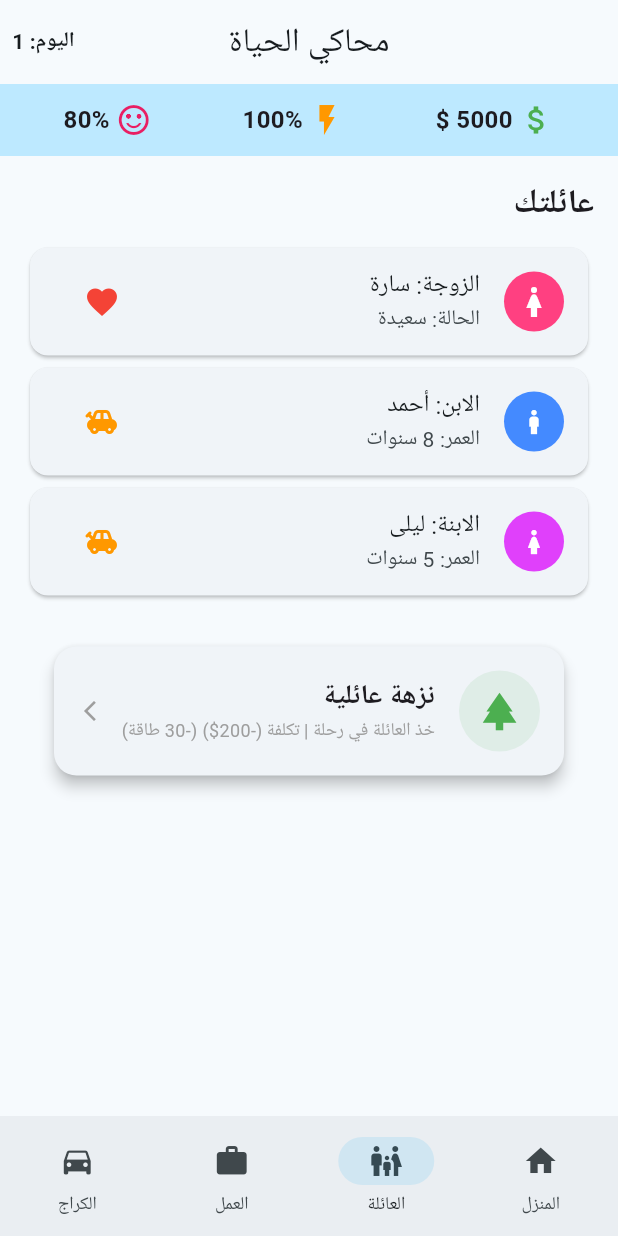
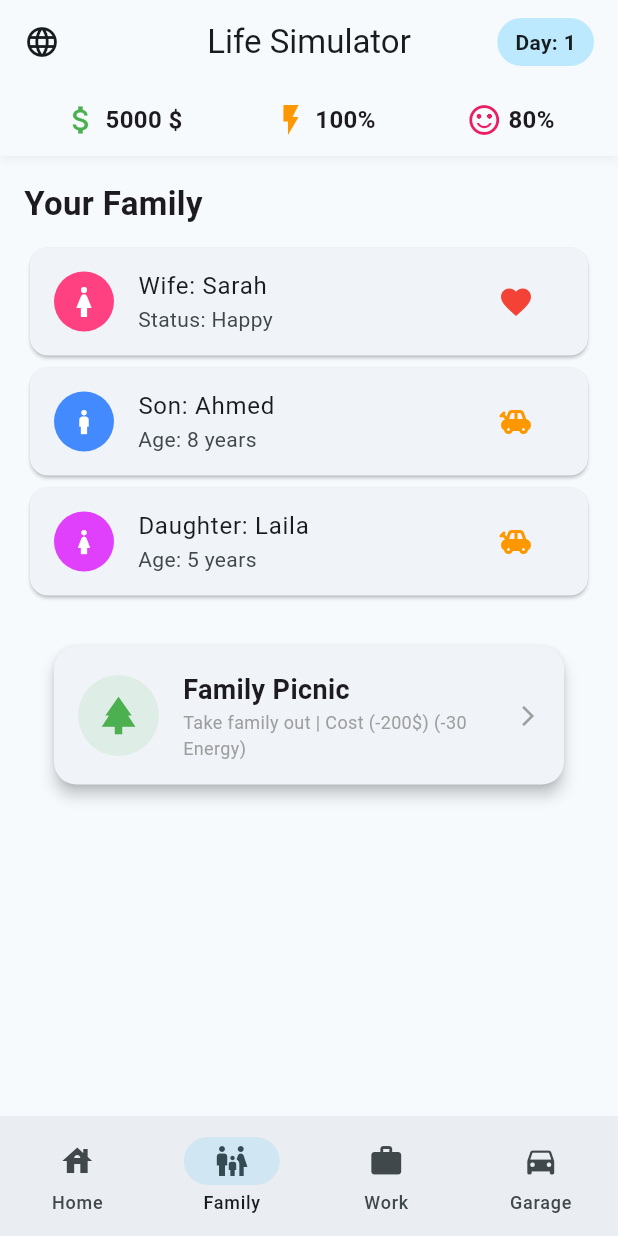
Before and after one commit to could-ai/019aefcd-1d29-73ac-816e-f0d9a9bd2080, a Flutter app: the screen it shows after launch, item 2 of the bottom bar chosen, on a phone screen of 412 x 824 dp. Run offline on Flutter 3.47's test engine with Material 3 defaults, Android fonts, the phone set to English and light mode, and no system bars; our stand-ins replace google_fonts; Roboto replaces fonts that are missing (Cairo).

Commit message:
Updated main.dart to support bilingual (English/Arabic) interface with a language toggle. Implemented a translation map and updated all UI text to use dynamic keys. Changed default locale to English.

```diff
--- a/usr/lib/main.dart
+++ b/usr/lib/main.dart
@@ -6,24 +6,38 @@ void main() {
   runApp(const LifeSimulatorApp());
 }
 
-class LifeSimulatorApp extends StatelessWidget {
+class LifeSimulatorApp extends StatefulWidget {
   const LifeSimulatorApp({super.key});
+
+  @override
+  State<LifeSimulatorApp> createState() => _LifeSimulatorAppState();
+}
+
+class _LifeSimulatorAppState extends State<LifeSimulatorApp> {
+  Locale _locale = const Locale('en', 'US');
+
+  void _toggleLanguage() {
+    setState(() {
+      _locale = _locale.languageCode == 'en'
+          ? const Locale('ar', 'AE')
+          : const Locale('en', 'US');
+    });
+  }
 
   @override
   Widget build(BuildContext context) {
     return MaterialApp(
-      title: 'محاكي الحياة - عالم مفتوح',
+      title: 'Life Simulator - Open World',
       debugShowCheckedModeBanner: false,
       theme: ThemeData(
         colorScheme: ColorScheme.fromSeed(seedColor: Colors.blueGrey),
         useMaterial3: true,
-        textTheme: GoogleFonts.cairoTextTheme(), // Arabic friendly font
+        textTheme: GoogleFonts.cairoTextTheme(), // Works well for both, or switch based on locale
       ),
-      // Configuration for Arabic Language (RTL)
-      locale: const Locale('ar', 'AE'),
+      locale: _locale,
       supportedLocales: const [
+        Locale('en', 'US'),
         Locale('ar', 'AE'),
-        Locale('en', 'US'),
       ],
       localizationsDelegates: const [
         GlobalMaterialLocalizations.delegate,
@@ -32,14 +46,21 @@ class LifeSimulatorApp extends StatelessWidget {
       ],
       initialRoute: '/',
       routes: {
-        '/': (context) => const GameScreen(),
+        '/': (context) => GameScreen(onLanguageToggle: _toggleLanguage, currentLocale: _locale),
       },
     );
   }
 }
 
 class GameScreen extends StatefulWidget {
-  const GameScreen({super.key});
+  final VoidCallback onLanguageToggle;
+  final Locale currentLocale;
+
+  const GameScreen({
+    super.key,
+    required this.onLanguageToggle,
+    required this.currentLocale
+  });
 
   @override
   State<GameScreen> createState() => _GameScreenState();
@@ -55,10 +76,17 @@ class _GameScreenState extends State<GameScreen> {
   // Navigation State
   int _selectedIndex = 0;
 
+  // Localization Helper
+  bool get isArabic => widget.currentLocale.languageCode == 'ar';
+
+  String t(String key) {
+    return _translations[key]?[isArabic ? 'ar' : 'en'] ?? key;
+  }
+
   // Game Logic Methods
-  void _spendTime(int energyCost, int happinessChange, int moneyChange, String message) {
+  void _spendTime(int energyCost, int happinessChange, int moneyChange, String messageKey) {
     if (_energy < energyCost && energyCost > 0) {
-      _showNotification("أنت متعب جداً! تحتاج إلى الراحة في المنزل.");
+      _showNotification(t('tired_msg'));
       return;
     }
 
@@ -68,8 +96,8 @@ class _GameScreenState extends State<GameScreen> {
       _money += moneyChange;
     });
 
-    if (message.isNotEmpty) {
-      _showNotification(message);
+    if (messageKey.isNotEmpty) {
+      _showNotification(t(messageKey));
     }
   }
 
@@ -77,11 +105,12 @@ class _GameScreenState extends State<GameScreen> {
     setState(() {
       _energy = 100;
       _day++;
-      _showNotification("نمت جيداً وبدأ يوم جديد (اليوم $_day)");
+      _showNotification("${t('sleep_msg')} $_day");
     });
   }
 
   void _showNotification(String message) {
+    ScaffoldMessenger.of(context).hideCurrentSnackBar();
     ScaffoldMessenger.of(context).showSnackBar(
       SnackBar(
         content: Text(message, style: const TextStyle(fontFamily: 'Cairo')),
@@ -103,12 +132,29 @@ class _GameScreenState extends State<GameScreen> {
 
     return Scaffold(
       appBar: AppBar(
-        title: const Text("محاكي الحياة"),
+        title: Text(t('app_title')),
         centerTitle: true,
+        leading: IconButton(
+          icon: Icon(Icons.language),
+          onPressed: widget.onLanguageToggle,
+          tooltip: "Switch Language",
+        ),
         actions: [
           Padding(
-            padding: const EdgeInsets.symmetric(horizontal: 8.0),
-            child: Center(child: Text("اليوم: $_day", style: const TextStyle(fontWeight: FontWeight.bold))),
+            padding: const EdgeInsets.symmetric(horizontal: 16.0),
+            child: Center(
+              child: Container(
+                padding: const EdgeInsets.symmetric(horizontal: 12, vertical: 6),
+                decoration: BoxDecoration(
+                  color: Theme.of(context).colorScheme.primaryContainer,
+                  borderRadius: BorderRadius.circular(20),
+                ),
+                child: Text(
+                  "${t('day')}: $_day",
+                  style: const TextStyle(fontWeight: FontWeight.bold)
+                ),
+              ),
+            ),
           )
         ],
       ),
@@ -117,7 +163,16 @@ class _GameScreenState extends State<GameScreen> {
           // Status Bar
           Container(
             padding: const EdgeInsets.all(12),
-            color: Theme.of(context).colorScheme.primaryContainer,
+            decoration: BoxDecoration(
+              color: Theme.of(context).colorScheme.surface,
+              boxShadow: [
+                BoxShadow(
+                  color: Colors.black.withOpacity(0.05),
+                  blurRadius: 5,
+                  offset: const Offset(0, 2),
+                )
+              ],
+            ),
             child: Row(
               mainAxisAlignment: MainAxisAlignment.spaceAround,
               children: [
@@ -133,11 +188,11 @@ class _GameScreenState extends State<GameScreen> {
       bottomNavigationBar: NavigationBar(
         selectedIndex: _selectedIndex,
         onDestinationSelected: (index) => setState(() => _selectedIndex = index),
-        destinations: const [
-          NavigationDestination(icon: Icon(Icons.home), label: "المنزل"),
-          NavigationDestination(icon: Icon(Icons.family_restroom), label: "العائلة"),
-          NavigationDestination(icon: Icon(Icons.work), label: "العمل"),
-          NavigationDestination(icon: Icon(Icons.directions_car), label: "الكراج"),
+        destinations: [
+          NavigationDestination(icon: const Icon(Icons.house), label: t('nav_home')),
+          NavigationDestination(icon: const Icon(Icons.family_restroom), label: t('nav_family')),
+          NavigationDestination(icon: const Icon(Icons.work), label: t('nav_work')),
+          NavigationDestination(icon: const Icon(Icons.directions_car), label: t('nav_garage')),
         ],
       ),
     );
@@ -162,22 +217,22 @@ class _GameScreenState extends State<GameScreen> {
           children: [
             const Icon(Icons.house_rounded, size: 100, color: Colors.brown),
             const SizedBox(height: 10),
-            const Text("منزلك الجميل", style: TextStyle(fontSize: 24, fontWeight: FontWeight.bold)),
-            const Text("فيلا فاخرة في حي هادئ", style: TextStyle(color: Colors.grey)),
+            Text(t('home_title'), style: const TextStyle(fontSize: 24, fontWeight: FontWeight.bold)),
+            Text(t('home_desc'), style: const TextStyle(color: Colors.grey)),
             const SizedBox(height: 30),
             _buildActionCard(
-              title: "النوم والراحة",
-              subtitle: "استعادة الطاقة بالكامل وبدء يوم جديد",
+              title: t('action_sleep'),
+              subtitle: t('action_sleep_desc'),
               icon: Icons.bed,
               color: Colors.indigo,
               onTap: _sleep,
             ),
             _buildActionCard(
-              title: "مشاهدة التلفاز",
-              subtitle: "زيادة السعادة (+10) | تكلفة الطاقة (-5)",
+              title: t('action_tv'),
+              subtitle: t('action_tv_desc'),
               icon: Icons.tv,
               color: Colors.teal,
-              onTap: () => _spendTime(5, 10, 0, "شاهدت فيلماً ممتعاً"),
+              onTap: () => _spendTime(5, 10, 0, 'msg_tv'),
             ),
           ],
         ),
@@ -190,52 +245,52 @@ class _GameScreenState extends State<GameScreen> {
     return ListView(
       padding: const EdgeInsets.all(16),
       children: [
-        const Text("عائلتك", style: TextStyle(fontSize: 22, fontWeight: FontWeight.bold)),
+        Text(t('family_title'), style: const TextStyle(fontSize: 22, fontWeight: FontWeight.bold)),
         const SizedBox(height: 10),
         Card(
           child: ListTile(
             leading: const CircleAvatar(backgroundColor: Colors.pinkAccent, child: Icon(Icons.woman, color: Colors.white)),
-            title: const Text("الزوجة: سارة"),
-            subtitle: const Text("الحالة: سعيدة"),
+            title: Text(t('wife_name')),
+            subtitle: Text(t('wife_status')),
             trailing: IconButton(
               icon: const Icon(Icons.favorite, color: Colors.red),
-              onPressed: () => _spendTime(5, 15, -50, "أهديت زوجتك هدية!"),
+              onPressed: () => _spendTime(5, 15, -50, 'msg_gift_wife'),
             ),
           ),
         ),
         Card(
           child: ListTile(
             leading: const CircleAvatar(backgroundColor: Colors.blueAccent, child: Icon(Icons.boy, color: Colors.white)),
-            title: const Text("الابن: أحمد"),
-            subtitle: const Text("العمر: 8 سنوات"),
+            title: Text(t('son_name')),
+            subtitle: Text(t('son_age')),
             trailing: IconButton(
               icon: const Icon(Icons.toys, color: Colors.orange),
-              onPressed: () => _spendTime(5, 10, -20, "لعبت مع أحمد"),
+              onPressed: () => _spendTime(5, 10, -20, 'msg_play_son'),
             ),
           ),
         ),
         Card(
           child: ListTile(
             leading: const CircleAvatar(backgroundColor: Colors.purpleAccent, child: Icon(Icons.girl, color: Colors.white)),
-            title: const Text("الابنة: ليلى"),
-            subtitle: const Text("العمر: 5 سنوات"),
+            title: Text(t('daughter_name')),
+            subtitle: Text(t('daughter_age')),
             trailing: IconButton(
               icon: const Icon(Icons.toys, color: Colors.orange),
-              onPressed: () => _spendTime(5, 10, -20, "لعبت مع ليلى"),
+              onPressed: () => _spendTime(5, 10, -20, 'msg_play_daughter'),
             ),
           ),
         ),
         const SizedBox(height: 20),
         _buildActionCard(
-          title: "نزهة عائلية",
-          subtitle: "خذ العائلة في رحلة | تكلفة (-200\$) (-30 طاقة)",
+          title: t('action_picnic'),
+          subtitle: t('action_picnic_desc'),
           icon: Icons.park,
           color: Colors.green,
           onTap: () {
             if (_money >= 200) {
-              _spendTime(30, 40, -200, "قضيتم وقتاً رائعاً في الحديقة!");
+              _spendTime(30, 40, -200, 'msg_picnic');
             } else {
-              _showNotification("لا تملك المال الكافي للنزهة");
+              _showNotification(t('msg_no_money'));
             }
           },
         ),
@@ -251,22 +306,22 @@ class _GameScreenState extends State<GameScreen> {
         children: [
           const Icon(Icons.business_center, size: 80, color: Colors.blueGrey),
           const SizedBox(height: 10),
-          const Text("الشركة القابضة", style: TextStyle(fontSize: 24, fontWeight: FontWeight.bold)),
-          const Text("المنصب: مدير مشاريع", style: TextStyle(fontSize: 16, color: Colors.grey)),
+          Text(t('work_company'), style: const TextStyle(fontSize: 24, fontWeight: FontWeight.bold)),
+          Text(t('work_role'), style: const TextStyle(fontSize: 16, color: Colors.grey)),
           const SizedBox(height: 30),
           _buildActionCard(
-            title: "الذهاب للعمل",
-            subtitle: "كسب المال (+500\$) | تكلفة الطاقة (-40)",
+            title: t('action_work'),
+            subtitle: t('action_work_desc'),
             icon: Icons.work,
             color: Colors.blue,
-            onTap: () => _spendTime(40, -10, 500, "عملت بجد وحصلت على 500\$"),
+            onTap: () => _spendTime(40, -10, 500, 'msg_worked'),
           ),
           _buildActionCard(
-            title: "اجتماع سريع",
-            subtitle: "كسب المال (+100\$) | تكلفة الطاقة (-10)",
+            title: t('action_meeting'),
+            subtitle: t('action_meeting_desc'),
             icon: Icons.meeting_room,
             color: Colors.blueGrey,
-            onTap: () => _spendTime(10, -5, 100, "اجتماع ناجح"),
+            onTap: () => _spendTime(10, -5, 100, 'msg_meeting'),
           ),
         ],
       ),
@@ -292,28 +347,28 @@ class _GameScreenState extends State<GameScreen> {
                 const Icon(Icons.directions_car_filled, size: 100, color: Colors.blue),
                 const SizedBox(height: 10),
                 const Text("BMW M5 Competition", style: TextStyle(fontSize: 22, fontWeight: FontWeight.bold)),
-                Text("اللون: أزرق معدني | القوة: 617 حصان", style: TextStyle(color: Colors.grey[700])),
+                Text(t('car_details'), style: TextStyle(color: Colors.grey[700])),
               ],
             ),
           ),
           const SizedBox(height: 30),
           _buildActionCard(
-            title: "قيادة السيارة",
-            subtitle: "جولة في المدينة | سعادة (+20) | طاقة (-15)",
+            title: t('action_drive'),
+            subtitle: t('action_drive_desc'),
             icon: Icons.speed,
             color: Colors.redAccent,
-            onTap: () => _spendTime(15, 20, 0, "صوت المحرك رائع! استمتعت بالقيادة."),
+            onTap: () => _spendTime(15, 20, 0, 'msg_drive'),
           ),
           _buildActionCard(
-            title: "غسيل السيارة",
-            subtitle: "تكلفة (-50\$) | سعادة (+5)",
+            title: t('action_wash'),
+            subtitle: t('action_wash_desc'),
             icon: Icons.local_car_wash,
             color: Colors.cyan,
             onTap: () {
               if (_money >= 50) {
-                _spendTime(10, 5, -50, "السيارة تلمع الآن!");
+                _spendTime(10, 5, -50, 'msg_wash');
               } else {
-                _showNotification("لا تملك المال الكافي");
+                _showNotification(t('msg_no_money'));
               }
             },
           ),
@@ -365,4 +420,184 @@ class _GameScreenState extends State<GameScreen> {
       ),
     );
   }
+
+  // --- TRANSLATIONS ---
+  final Map<String, Map<String, String>> _translations = {
+    'app_title': {
+      'en': 'Life Simulator',
+      'ar': 'محاكي الحياة',
+    },
+    'day': {
+      'en': 'Day',
+      'ar': 'اليوم',
+    },
+    'nav_home': {
+      'en': 'Home',
+      'ar': 'المنزل',
+    },
+    'nav_family': {
+      'en': 'Family',
+      'ar': 'العائلة',
+    },
+    'nav_work': {
+      'en': 'Work',
+      'ar': 'العمل',
+    },
+    'nav_garage': {
+      'en': 'Garage',
+      'ar': 'الكراج',
+    },
+    'home_title': {
+      'en': 'Your Beautiful Home',
+      'ar': 'منزلك الجميل',
+    },
+    'home_desc': {
+      'en': 'Luxury Villa in a quiet neighborhood',
+      'ar': 'فيلا فاخرة في حي هادئ',
+    },
+    'action_sleep': {
+      'en': 'Sleep & Rest',
+      'ar': 'النوم والراحة',
+    },
+    'action_sleep_desc': {
+      'en': 'Restore full energy and start a new day',
+      'ar': 'استعادة الطاقة بالكامل وبدء يوم جديد',
+    },
+    'action_tv': {
+      'en': 'Watch TV',
+      'ar': 'مشاهدة التلفاز',
+    },
+    'action_tv_desc': {
+      'en': 'Happiness (+10) | Energy Cost (-5)',
+      'ar': 'زيادة السعادة (+10) | تكلفة الطاقة (-5)',
+    },
+    'family_title': {
+      'en': 'Your Family',
+      'ar': 'عائلتك',
+    },
+    'wife_name': {
+      'en': 'Wife: Sarah',
+      'ar': 'الزوجة: سارة',
+    },
+    'wife_status': {
+      'en': 'Status: Happy',
+      'ar': 'الحالة: سعيدة',
+    },
+    'son_name': {
+      'en': 'Son: Ahmed',
+      'ar': 'الابن: أحمد',
+    },
+    'son_age': {
+      'en': 'Age: 8 years',
+      'ar': 'العمر: 8 سنوات',
+    },
+    'daughter_name': {
+      'en': 'Daughter: Laila',
+      'ar': 'الابنة: ليلى',
+    },
+    'daughter_age': {
+      'en': 'Age: 5 years',
+      'ar': 'العمر: 5 سنوات',
+    },
+    'action_picnic': {
+      'en': 'Family Picnic',
+      'ar': 'نزهة عائلية',
+    },
+    'action_picnic_desc': {
+      'en': 'Take family out | Cost (-200\$) (-30 Energy)',
+      'ar': 'خذ العائلة في رحلة | تكلفة (-200\$) (-30 طاقة)',
+    },
+    'work_company': {
+      'en': 'Holding Company',
+      'ar': 'الشركة القابضة',
+    },
+    'work_role': {
+      'en': 'Role: Project Manager',
+      'ar': 'المنصب: مدير مشاريع',
+    },
+    'action_work': {
+      'en': 'Go to Work',
+      'ar': 'الذهاب للعمل',
+    },
+    'action_work_desc': {
+      'en': 'Earn Money (+500\$) | Energy Cost (-40)',
+      'ar': 'كسب المال (+500\$) | تكلفة الطاقة (-40)',
+    },
+    'action_meeting': {
+      'en': 'Quick Meeting',
+      'ar': 'اجتماع سريع',
+    },
+    'action_meeting_desc': {
+      'en': 'Earn Money (+100\$) | Energy Cost (-10)',
+      'ar': 'كسب المال (+100\$) | تكلفة الطاقة (-10)',
+    },
+    'car_details': {
+      'en': 'Color: Metallic Blue | Power: 617 HP',
+      'ar': 'اللون: أزرق معدني | القوة: 617 حصان',
+    },
+    'action_drive': {
+      'en': 'Drive Car',
+      'ar': 'قيادة السيارة',
+    },
+    'action_drive_desc': {
+      'en': 'City Tour | Happiness (+20) | Energy (-15)',
+      'ar': 'جولة في المدينة | سعادة (+20) | طاقة (-15)',
+    },
+    'action_wash': {
+      'en': 'Wash Car',
+      'ar': 'غسيل السيارة',
+    },
+    'action_wash_desc': {
+      'en': 'Cost (-50\$) | Happiness (+5)',
+      'ar': 'تكلفة (-50\$) | سعادة (+5)',
+    },
+    'tired_msg': {
+      'en': 'You are too tired! You need to rest at home.',
+      'ar': 'أنت متعب جداً! تحتاج إلى الراحة في المنزل.',
+    },
+    'sleep_msg': {
+      'en': 'Slept well. New day started! Day',
+      'ar': 'نمت جيداً وبدأ يوم جديد (اليوم',
+    },
+    'msg_tv': {
+      'en': 'Watched a nice movie!',
+      'ar': 'شاهدت فيلماً ممتعاً',
+    },
+    'msg_gift_wife': {
+      'en': 'You gave your wife a gift!',
+      'ar': 'أهديت زوجتك هدية!',
+    },
+    'msg_play_son': {
+      'en': 'Played with Ahmed',
+      'ar': 'لعبت مع أحمد',
+    },
+    'msg_play_daughter': {
+      'en': 'Played with Laila',
+      'ar': 'لعبت مع ليلى',
+    },
+    'msg_picnic': {
+      'en': 'Had a great time at the park!',
+      'ar': 'قضيتم وقتاً رائعاً في الحديقة!',
+    },
+    'msg_no_money': {
+      'en': 'You don\'t have enough money',
+      'ar': 'لا تملك المال الكافي',
+    },
+    'msg_worked': {
+      'en': 'Worked hard and earned 500\$',
+      'ar': 'عملت بجد وحصلت على 500\$',
+    },
+    'msg_meeting': {
+      'en': 'Successful meeting',
+      'ar': 'اجتماع ناجح',
+    },
+    'msg_drive': {
+      'en': 'Engine sounds great! Enjoyed the drive.',
+      'ar': 'صوت المحرك رائع! استمتعت بالقيادة.',
+    },
+    'msg_wash': {
+      'en': 'Car is sparkling now!',
+      'ar': 'السيارة تلمع الآن!',
+    },
+  };
 }
```
